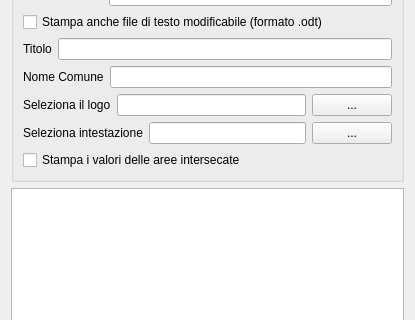
Old version of the form cdu_creator_dialog_base.ui in the repository gtergeomatica/PLUGIN_CDU_CREATOR; both pictures show x 0 to 415 and y 319 to 639 of the 415 by 733 pixel window.
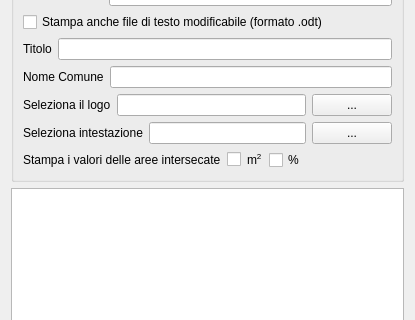
New version of the form.

Commit message: added the printing of intersected area as percentage

```diff
--- a/cdu_creator_dialog_base.ui
+++ b/cdu_creator_dialog_base.ui
@@ -13,7 +13,7 @@
   <property name="windowTitle">
    <string>CDU Creator</string>
   </property>
-  <layout class="QHBoxLayout" name="horizontalLayout_16">
+  <layout class="QHBoxLayout" name="horizontalLayout_18">
    <item>
     <layout class="QVBoxLayout" name="verticalLayout_3">
      <item>
@@ -227,7 +227,7 @@
        <property name="title">
         <string>Output</string>
        </property>
-       <layout class="QHBoxLayout" name="horizontalLayout_15">
+       <layout class="QHBoxLayout" name="horizontalLayout_17">
         <item>
          <layout class="QVBoxLayout" name="verticalLayout">
           <item>
@@ -349,11 +349,59 @@
            </layout>
           </item>
           <item>
-           <widget class="QCheckBox" name="printAreaBox">
-            <property name="text">
-             <string>Stampa i valori delle aree intersecate</string>
-            </property>
-           </widget>
+           <layout class="QHBoxLayout" name="horizontalLayout_16">
+            <item>
+             <widget class="QLabel" name="label_14">
+              <property name="text">
+               <string>Stampa i valori delle aree intersecate</string>
+              </property>
+             </widget>
+            </item>
+            <item>
+             <layout class="QHBoxLayout" name="horizontalLayout_15">
+              <property name="spacing">
+               <number>6</number>
+              </property>
+              <property name="sizeConstraint">
+               <enum>QLayout::SetFixedSize</enum>
+              </property>
+              <item>
+               <widget class="QCheckBox" name="printAreaBox">
+                <property name="text">
+                 <string/>
+                </property>
+               </widget>
+              </item>
+              <item>
+               <widget class="QLabel" name="label_15">
+                <property name="text">
+                 <string>m&lt;sup&gt;2&lt;/sup&gt;</string>
+                </property>
+               </widget>
+              </item>
+             </layout>
+            </item>
+            <item>
+             <widget class="QCheckBox" name="printAreaPercBox">
+              <property name="text">
+               <string>%</string>
+              </property>
+             </widget>
+            </item>
+            <item>
+             <spacer name="horizontalSpacer_2">
+              <property name="orientation">
+               <enum>Qt::Horizontal</enum>
+              </property>
+              <property name="sizeHint" stdset="0">
+               <size>
+                <width>58</width>
+                <height>20</height>
+               </size>
+              </property>
+             </spacer>
+            </item>
+           </layout>
           </item>
          </layout>
         </item>
```
The commit also changes 2 other files.
